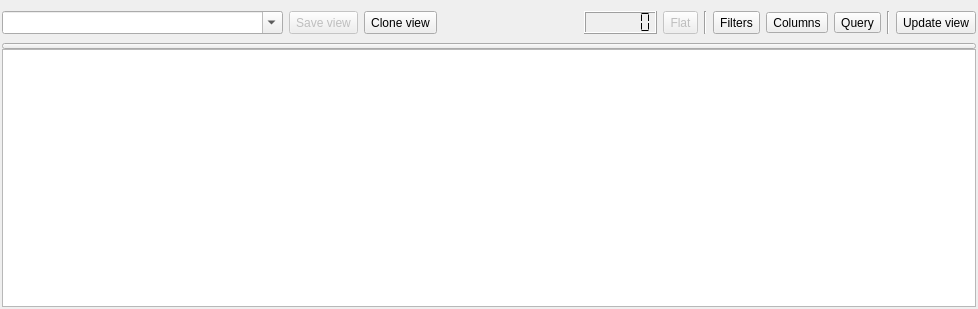
This is machinelistviewer.ui in qmc2/qmc2-mame-fe as Qt 5 draws it before an edit. The edited form follows.
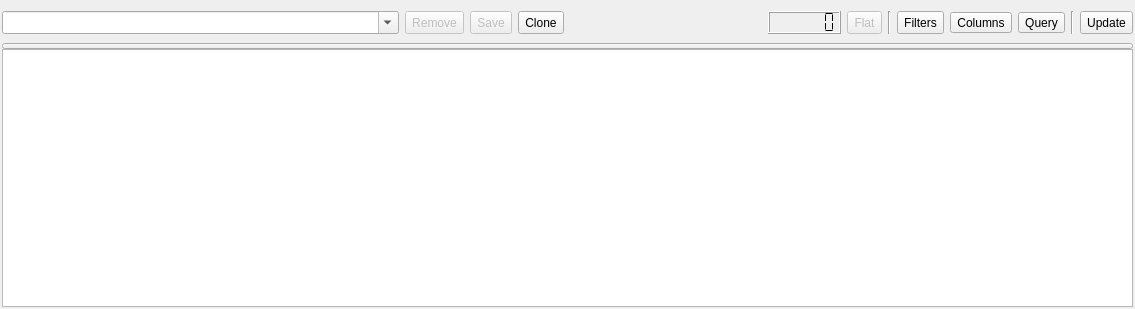
This is the edited form. Icons and pictures are not drawn.

Commit message: wip: filtered machine list viewer: added remove button and adjusted button texts

The edit to the form file:
```diff
--- a/machinelistviewer.ui
+++ b/machinelistviewer.ui
@@ -6,7 +6,7 @@
    <rect>
     <x>0</x>
     <y>0</y>
-    <width>978</width>
+    <width>1135</width>
     <height>309</height>
    </rect>
   </property>
@@ -22,15 +22,44 @@
    </property>
    <item row="0" column="0">
     <widget class="QWidget" name="widgetMenu" native="true">
-     <layout class="QGridLayout" name="gridLayoutWidgetMenu" columnstretch="2,0,0,1,0,0,0,0,0,0,0,0">
+     <layout class="QGridLayout" name="gridLayoutWidgetMenu" columnstretch="2,0,0,0,1,0,0,0,0,0,0,0,0">
       <property name="leftMargin">
        <number>0</number>
       </property>
       <property name="rightMargin">
        <number>0</number>
       </property>
+      <item row="0" column="2">
+       <widget class="QToolButton" name="toolButtonSaveView">
+        <property name="enabled">
+         <bool>false</bool>
+        </property>
+        <property name="sizePolicy">
+         <sizepolicy hsizetype="Fixed" vsizetype="Minimum">
+          <horstretch>0</horstretch>
+          <verstretch>0</verstretch>
+         </sizepolicy>
+        </property>
+        <property name="toolTip">
+         <string>Save view</string>
+        </property>
+        <property name="statusTip">
+         <string>Save view</string>
+        </property>
+        <property name="text">
+         <string>Save</string>
+        </property>
+        <property name="icon">
+         <iconset resource="qmc2.qrc">
+          <normaloff>:/data/img/filesaveas_and_apply.png</normaloff>:/data/img/filesaveas_and_apply.png</iconset>
+        </property>
+        <property name="toolButtonStyle">
+         <enum>Qt::ToolButtonTextBesideIcon</enum>
+        </property>
+       </widget>
+      </item>
       <item row="0" column="9">
-       <widget class="QToolButton" name="toolButtonEditQuery">
+       <widget class="QToolButton" name="toolButtonVisibleColumns">
         <property name="toolTip">
          <string>Customize the SQL query (i.e. to pre-filter on database level)</string>
         </property>
@@ -38,7 +67,7 @@
          <string>Customize the SQL query (i.e. to pre-filter on database level)</string>
         </property>
         <property name="text">
-         <string>Query</string>
+         <string>Columns</string>
         </property>
         <property name="icon">
          <iconset resource="qmc2.qrc">
@@ -49,7 +78,40 @@
         </property>
        </widget>
       </item>
+      <item row="0" column="7">
+       <widget class="Line" name="line1">
+        <property name="orientation">
+         <enum>Qt::Vertical</enum>
+        </property>
+       </widget>
+      </item>
       <item row="0" column="11">
+       <widget class="Line" name="line2">
+        <property name="orientation">
+         <enum>Qt::Vertical</enum>
+        </property>
+       </widget>
+      </item>
+      <item row="0" column="0">
+       <widget class="QComboBox" name="comboBoxViewName">
+        <property name="sizePolicy">
+         <sizepolicy hsizetype="MinimumExpanding" vsizetype="Minimum">
+          <horstretch>0</horstretch>
+          <verstretch>0</verstretch>
+         </sizepolicy>
+        </property>
+        <property name="toolTip">
+         <string>Enter a unique name for this view or select an existing one</string>
+        </property>
+        <property name="statusTip">
+         <string>Enter a unique name for this view or select an existing one</string>
+        </property>
+        <property name="editable">
+         <bool>true</bool>
+        </property>
+       </widget>
+      </item>
+      <item row="0" column="12">
        <widget class="QToolButton" name="toolButtonUpdateView">
         <property name="sizePolicy">
          <sizepolicy hsizetype="Fixed" vsizetype="Minimum">
@@ -64,7 +126,7 @@
          <string>Update view</string>
         </property>
         <property name="text">
-         <string>Update view</string>
+         <string>Update</string>
         </property>
         <property name="icon">
          <iconset resource="qmc2.qrc">
@@ -75,7 +137,75 @@
         </property>
        </widget>
       </item>
-      <item row="0" column="3">
+      <item row="0" column="5">
+       <widget class="QLCDNumber" name="lcdNumberRecordCount">
+        <property name="toolTip">
+         <string>Number of records in view</string>
+        </property>
+        <property name="statusTip">
+         <string>Number of records in view</string>
+        </property>
+        <property name="numDigits">
+         <number>6</number>
+        </property>
+        <property name="digitCount">
+         <number>6</number>
+        </property>
+        <property name="segmentStyle">
+         <enum>QLCDNumber::Flat</enum>
+        </property>
+       </widget>
+      </item>
+      <item row="0" column="6">
+       <widget class="QToolButton" name="toolButtonViewModeToggle">
+        <property name="enabled">
+         <bool>false</bool>
+        </property>
+        <property name="sizePolicy">
+         <sizepolicy hsizetype="Fixed" vsizetype="Minimum">
+          <horstretch>0</horstretch>
+          <verstretch>0</verstretch>
+         </sizepolicy>
+        </property>
+        <property name="toolTip">
+         <string>Toggle flat / tree view mode</string>
+        </property>
+        <property name="statusTip">
+         <string>Toggle flat / tree view mode</string>
+        </property>
+        <property name="text">
+         <string>Flat</string>
+        </property>
+        <property name="icon">
+         <iconset resource="qmc2.qrc">
+          <normaloff>:/data/img/view_detail.png</normaloff>:/data/img/view_detail.png</iconset>
+        </property>
+        <property name="toolButtonStyle">
+         <enum>Qt::ToolButtonTextBesideIcon</enum>
+        </property>
+       </widget>
+      </item>
+      <item row="0" column="10">
+       <widget class="QToolButton" name="toolButtonEditQuery">
+        <property name="toolTip">
+         <string>Customize the SQL query (i.e. to pre-filter on database level)</string>
+        </property>
+        <property name="statusTip">
+         <string>Customize the SQL query (i.e. to pre-filter on database level)</string>
+        </property>
+        <property name="text">
+         <string>Query</string>
+        </property>
+        <property name="icon">
+         <iconset resource="qmc2.qrc">
+          <normaloff>:/data/img/database.png</normaloff>:/data/img/database.png</iconset>
+        </property>
+        <property name="toolButtonStyle">
+         <enum>Qt::ToolButtonTextBesideIcon</enum>
+        </property>
+       </widget>
+      </item>
+      <item row="0" column="4">
        <spacer name="horizontalSpacer">
         <property name="orientation">
          <enum>Qt::Horizontal</enum>
@@ -91,100 +221,7 @@
         </property>
        </spacer>
       </item>
-      <item row="0" column="4">
-       <widget class="QLCDNumber" name="lcdNumberRecordCount">
-        <property name="sizePolicy">
-         <sizepolicy hsizetype="Maximum" vsizetype="Minimum">
-          <horstretch>0</horstretch>
-          <verstretch>0</verstretch>
-         </sizepolicy>
-        </property>
-        <property name="toolTip">
-         <string>Number of records in view</string>
-        </property>
-        <property name="statusTip">
-         <string>Number of records in view</string>
-        </property>
-        <property name="numDigits">
-         <number>6</number>
-        </property>
-        <property name="digitCount">
-         <number>6</number>
-        </property>
-        <property name="segmentStyle">
-         <enum>QLCDNumber::Flat</enum>
-        </property>
-       </widget>
-      </item>
-      <item row="0" column="0">
-       <widget class="QComboBox" name="comboBoxViewName">
-        <property name="sizePolicy">
-         <sizepolicy hsizetype="Expanding" vsizetype="Minimum">
-          <horstretch>0</horstretch>
-          <verstretch>0</verstretch>
-         </sizepolicy>
-        </property>
-        <property name="toolTip">
-         <string>Enter a unique name for this view or select an existing one</string>
-        </property>
-        <property name="statusTip">
-         <string>Enter a unique name for this view or select an existing one</string>
-        </property>
-        <property name="editable">
-         <bool>true</bool>
-        </property>
-       </widget>
-      </item>
       <item row="0" column="8">
-       <widget class="QToolButton" name="toolButtonVisibleColumns">
-        <property name="toolTip">
-         <string>Setup visible columns</string>
-        </property>
-        <property name="statusTip">
-         <string>Setup visible columns</string>
-        </property>
-        <property name="text">
-         <string>Columns</string>
-        </property>
-        <property name="icon">
-         <iconset resource="qmc2.qrc">
-          <normaloff>:/data/img/columns.png</normaloff>:/data/img/columns.png</iconset>
-        </property>
-        <property name="toolButtonStyle">
-         <enum>Qt::ToolButtonTextBesideIcon</enum>
-        </property>
-       </widget>
-      </item>
-      <item row="0" column="1">
-       <widget class="QToolButton" name="toolButtonSaveView">
-        <property name="enabled">
-         <bool>false</bool>
-        </property>
-        <property name="sizePolicy">
-         <sizepolicy hsizetype="Fixed" vsizetype="Minimum">
-          <horstretch>0</horstretch>
-          <verstretch>0</verstretch>
-         </sizepolicy>
-        </property>
-        <property name="toolTip">
-         <string>Save view</string>
-        </property>
-        <property name="statusTip">
-         <string>Save view</string>
-        </property>
-        <property name="text">
-         <string>Save view</string>
-        </property>
-        <property name="icon">
-         <iconset resource="qmc2.qrc">
-          <normaloff>:/data/img/filesaveas_and_apply.png</normaloff>:/data/img/filesaveas_and_apply.png</iconset>
-        </property>
-        <property name="toolButtonStyle">
-         <enum>Qt::ToolButtonTextBesideIcon</enum>
-        </property>
-       </widget>
-      </item>
-      <item row="0" column="7">
        <widget class="QToolButton" name="toolButtonConfigureFilters">
         <property name="sizePolicy">
          <sizepolicy hsizetype="Fixed" vsizetype="Minimum">
@@ -210,7 +247,7 @@
         </property>
        </widget>
       </item>
-      <item row="0" column="2">
+      <item row="0" column="3">
        <widget class="QToolButton" name="toolButtonCloneView">
         <property name="sizePolicy">
          <sizepolicy hsizetype="Fixed" vsizetype="Minimum">
@@ -225,7 +262,7 @@
          <string>Clone view</string>
         </property>
         <property name="text">
-         <string>Clone view</string>
+         <string>Clone</string>
         </property>
         <property name="icon">
          <iconset resource="qmc2.qrc">
@@ -236,8 +273,8 @@
         </property>
        </widget>
       </item>
-      <item row="0" column="5">
-       <widget class="QToolButton" name="toolButtonViewModeToggle">
+      <item row="0" column="1">
+       <widget class="QToolButton" name="toolButtonRemoveSavedView">
         <property name="enabled">
          <bool>false</bool>
         </property>
@@ -254,7 +291,7 @@
          <string>Toggle flat / tree view mode</string>
         </property>
         <property name="text">
-         <string>Flat</string>
+         <string>Remove</string>
         </property>
         <property name="icon">
          <iconset resource="qmc2.qrc">
@@ -265,20 +302,6 @@
         </property>
        </widget>
       </item>
-      <item row="0" column="6">
-       <widget class="Line" name="line">
-        <property name="orientation">
-         <enum>Qt::Vertical</enum>
-        </property>
-       </widget>
-      </item>
-      <item row="0" column="10">
-       <widget class="Line" name="line_2">
-        <property name="orientation">
-         <enum>Qt::Vertical</enum>
-        </property>
-       </widget>
-      </item>
      </layout>
     </widget>
    </item>
```
Left out of the diff: 13 changed lines with no effect on the pictures. The commit also changes 18 other files.
